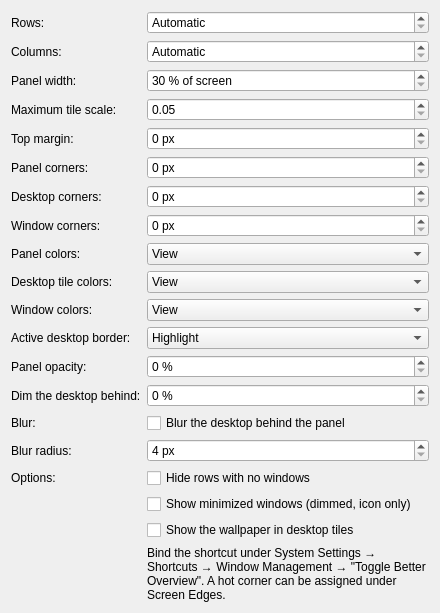
Above: betteroverview/contents/ui/config.ui from mj0x0/better-overview-effect before the change. Below: the same form after it.
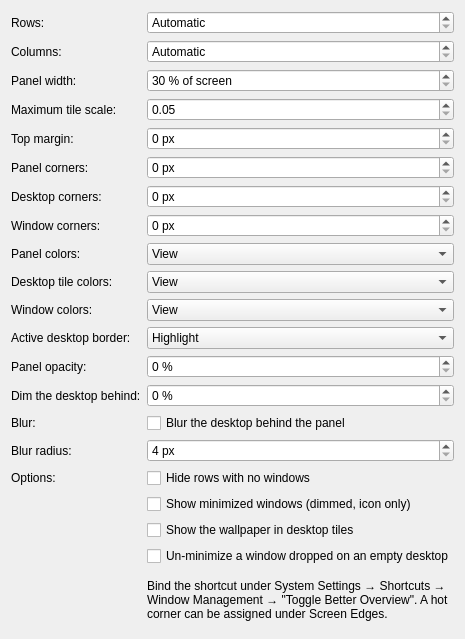
That is the form after the change.

Commit message: Desktop badge, un-minimize on empty desktop

```diff
--- a/betteroverview/contents/ui/config.ui
+++ b/betteroverview/contents/ui/config.ui
@@ -448,6 +448,13 @@
      </property>
     </widget>
    </item>
+   <item row="19" column="1">
+    <widget class="QCheckBox" name="kcfg_RestoreOnEmptyDesktop">
+     <property name="text">
+      <string>Un-minimize a window dropped on an empty desktop</string>
+     </property>
+    </widget>
+   </item>
    <item row="18" column="1">
     <widget class="QCheckBox" name="kcfg_WallpaperTiles">
      <property name="text">
@@ -455,7 +462,7 @@
      </property>
     </widget>
    </item>
-   <item row="19" column="1">
+   <item row="20" column="1">
     <widget class="QLabel" name="label_HotCorner">
      <property name="text">
       <string>Bind the shortcut under System Settings → Shortcuts → Window Management → "Toggle Better Overview". A hot corner can be assigned under Screen Edges.</string>
```
The commit also changes 3 other files.
